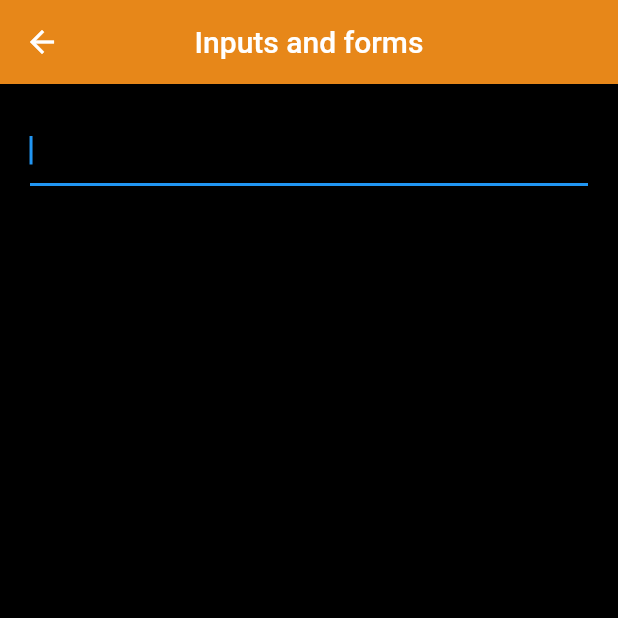
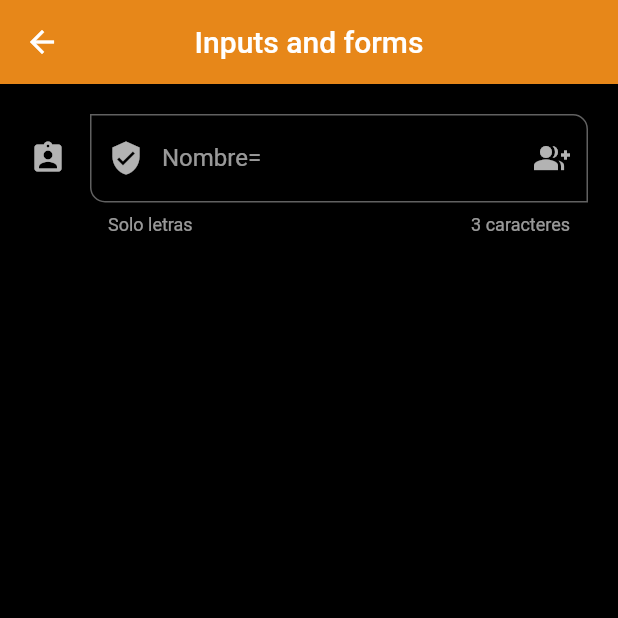
Before and after one commit to leone2016/flutter, a Flutter app: the InputsScreen screen opened by its route, on a phone screen of 412 x 824 dp, the top half of it. Run offline on Flutter 3.47's test engine with Material 2 defaults, Android fonts, the phone set to English and light mode, and no system bars.

Commit message:
88: TextFormFiels - Personalización

```diff
--- a/seccion6/flutter_componentes/lib/screens/inputs_screen.dart
+++ b/seccion6/flutter_componentes/lib/screens/inputs_screen.dart
@@ -14,13 +14,35 @@ class InputsScreen extends StatelessWidget {
           child: Column(
             children: [
               TextFormField(
-                autofocus: true,
+                autofocus: false,
                 initialValue: '',
                 textCapitalization: TextCapitalization.words,
-                onChanged: (value){
+                onChanged: (value) {
                   print(value);
                 },
-              )
+                validator: (value) {
+                  if (value == null) return 'Este campo es requerido';
+                  return value.length < 3 ? 'Mínimo de 3 letras' : null;
+                },
+                autovalidateMode: AutovalidateMode.onUserInteraction,
+                decoration: const InputDecoration(
+                    hintText: 'Nombre del Usuario',
+                    labelText: 'Nombre=',
+                    helperText: 'Solo letras',
+                    counterText: '3 caracteres',
+                    prefixIcon: Icon(Icons.verified_user),
+                    suffixIcon: Icon(Icons.group_add),
+                    icon: Icon(Icons.assignment_ind),
+                    focusedBorder: OutlineInputBorder(
+                      borderSide: BorderSide(
+                        color: Colors.green
+                      ),
+                    ),
+                    border: OutlineInputBorder(
+                        borderRadius: BorderRadius.only(
+                            bottomLeft: Radius.circular(10),
+                            topRight: Radius.circular(10)))),
+              ),
             ],
           ),
         ),
```
